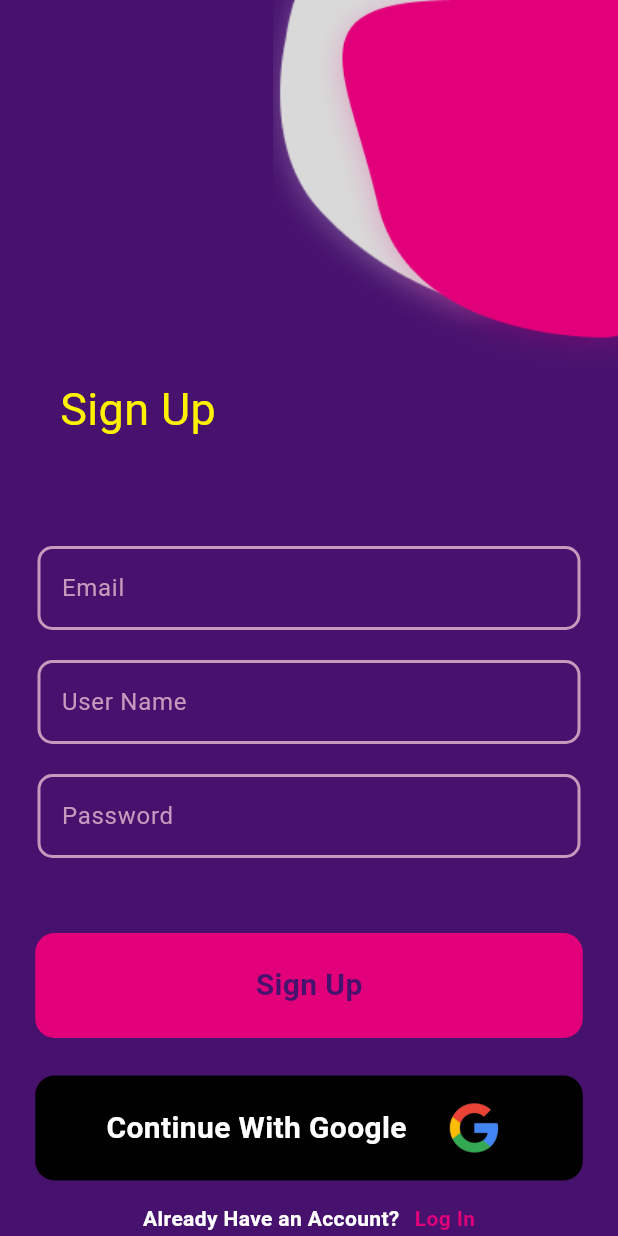
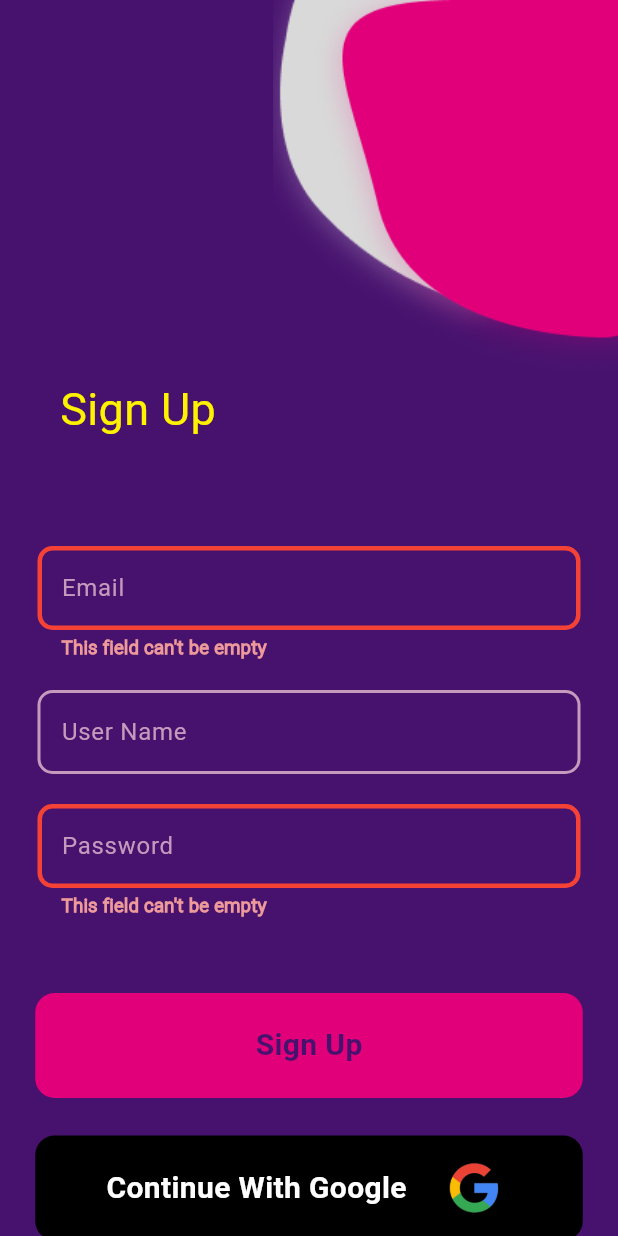
Before and after one commit to Abd-Elhakim-Arabet/Prog-Cine, a Flutter app: the signupPage screen opened directly with empty values, after a tap on "Sign Up", on a phone screen of 412 x 824 dp. Run offline on Flutter 3.47's test engine with Material 3 defaults, Android fonts, the light colour scheme and no system bars; our stand-ins replace cloud_firestore, firebase_auth, firebase_core; accounts and stored records are empty; network calls fail; Roboto replaces fonts that are missing (boldstrom, hurme); project files that could hold a hidden picture were left out.

Commit message:
added some validation on the signin/signup methods

```diff
--- /dev/null
+++ b/lib/components/myTextFormField.dart
@@ -0,0 +1,67 @@
+import "package:flutter/material.dart";
+import "package:prog/assets/colors.dart";
+
+class MyTextFormField extends StatelessWidget {
+  final hint;
+  final bool obsecure;
+  final  controller;
+
+  final dynamic validator;
+
+  final bool auto;
+  const MyTextFormField({super.key, this.hint,  this.obsecure = false,  this.controller, this.validator, required this.auto});
+
+  @override
+  Widget build(BuildContext context) {
+    return TextFormField(
+      autovalidateMode:auto ? AutovalidateMode.onUserInteraction: null ,
+      keyboardType: TextInputType.emailAddress,
+      validator: validator,
+      obscureText: obsecure,
+      controller: controller,
+
+      decoration: InputDecoration(
+        errorStyle: TextStyle(
+          decorationColor: Colors.white,
+          foreground: Paint()
+          ..style = PaintingStyle.stroke
+          ..strokeWidth = 1
+          ..color = Colors.red[200]!,
+          fontWeight: FontWeight.w300
+
+        ),
+        hintText: hint,
+        hintStyle: const TextStyle(color: AppColors.myAccent),
+        enabledBorder: OutlineInputBorder(
+          borderRadius: BorderRadius.circular(10.0),
+          borderSide: const BorderSide(
+            color: AppColors.myAccent,
+            width: 2.0,
+          ),
+        ),
+        errorBorder: OutlineInputBorder(
+          borderRadius: BorderRadius.circular(10.0),
+          borderSide: const BorderSide(
+            color: Colors.red,
+            width: 3.0,
+          ),
+        ),
+        focusedErrorBorder:OutlineInputBorder(
+          borderRadius: BorderRadius.circular(10.0),
+          borderSide: const BorderSide(
+            color: Colors.red,
+            width: 3.0,
+          ),
+        ) ,
+        focusedBorder: OutlineInputBorder(
+          borderRadius: BorderRadius.circular(10.0),
+          borderSide: const BorderSide(
+            color: AppColors.myPrimary,
+            width: 3.0,
+          ),
+        ),
+      ),
+      style: const TextStyle(color: Colors.white),
+    );
+  }
+}
--- a/lib/pages/signup.dart
+++ b/lib/pages/signup.dart
@@ -6,8 +6,10 @@ import 'package:prog/assets/colors.dart';
 import 'package:prog/assets/fonts.dart';
 import 'package:prog/components/corner_square.dart';
 import 'package:prog/components/myTextField.dart';
+import 'package:prog/components/myTextFormField.dart';
 import 'package:prog/components/my_google_btn.dart';
 import 'package:prog/components/my_long_btn.dart';
+import 'package:prog/utils/myvalidator.dart';
 import 'package:prog/pages/home_page.dart';
 
 class signupPage extends StatelessWidget {
@@ -15,8 +17,12 @@ class signupPage extends StatelessWidget {
   final _emailController = TextEditingController();
   final _passwordController = TextEditingController();
   final _usernameController = TextEditingController();
+  final _formKey = GlobalKey<FormState>();
   void register(context) async {
     try {
+      if (!_formKey.currentState!.validate()){
+        return;
+      }
       UserCredential userCredential =
           await FirebaseAuth.instance.createUserWithEmailAndPassword(
         email: _emailController.text.trim(),
@@ -25,7 +31,43 @@ class signupPage extends StatelessWidget {
 
       addUserDetails(
           _emailController.text.trim(), _usernameController.text.trim());
-    } catch (e) {
+    }on FirebaseAuthException catch (e){
+      String message = '';
+      Icon icon;
+      switch (e.code) {
+        case 'invalid-email':
+          message = 'The email address is badly formatted.';
+          icon = Icon(Icons.email, color: Colors.white,);
+          break;
+        case 'invalid-credential':
+          message = 'Invalid credentials.';
+          icon = Icon(Icons.error, color: Colors.white,);
+          break;
+        case 'email-already-in-use':
+          message = 'The account already exists for that email.';
+          icon = Icon(Icons.email, color: Colors.white,);
+          break;
+        case 'weak-password':
+          message = 'The password provided is too weak.';
+          icon = Icon(Icons.lock, color: Colors.white,);
+          break;
+        default:
+          message = 'An error occurred.';
+          icon = Icon(Icons.error, color: Colors.white,);
+          break;
+      }
+      ScaffoldMessenger.of(context).showSnackBar(SnackBar(
+        content: Row(
+          children: [
+            icon,
+            SizedBox(width: 10,),
+            Text(message, style: TextStyle(color: Colors.white),),
+          ],
+        ),
+        backgroundColor: Colors.red,
+      ));
+    }
+     catch (e) {
       print(e);
     }
   }
@@ -52,7 +94,9 @@ class signupPage extends StatelessWidget {
         child: Column(
           mainAxisAlignment: MainAxisAlignment.spaceBetween,
           children: [
-            Column(
+            Form(
+              key: _formKey,
+              child: Column(
                 children: [
                   Row(
                     mainAxisAlignment: MainAxisAlignment.end,
@@ -80,7 +124,9 @@ class signupPage extends StatelessWidget {
                   ),
                   Padding(
                     padding: EdgeInsets.symmetric(horizontal: 25.0),
-                  child: myTextField(
+                    child: MyTextFormField(
+                      auto: true,
+                      validator: emailValidator,
                       hint: "Email",
                       obsecure: false,
                       controller: _emailController,
@@ -102,7 +148,9 @@ class signupPage extends StatelessWidget {
                   ),
                   Padding(
                     padding: EdgeInsets.symmetric(horizontal: 25.0),
-                  child: myTextField(
+                    child: MyTextFormField(
+                      auto: true,
+                      validator: passValidator,
                       hint: "Password",
                       obsecure: true,
                       controller: _passwordController,
@@ -127,6 +175,7 @@ class signupPage extends StatelessWidget {
                   ),
                   myGoogleBtn(),
                 ],
+              ),
             ),
             Column(
               children: [
--- /dev/null
+++ b/lib/utils/myvalidator.dart
@@ -0,0 +1,20 @@
+String? emailValidator(value) {
+  var reg = RegExp(r'^(([^<>()[\]\\.,;:\s@"]+(\.[^<>()[\]\\.,;:\s@"]+)*)|(".+"))@((\[[0-9]{1,3}\.[0-9]{1,3}\.[0-9]{1,3}\.[0-9]{1,3}\])|(([a-zA-Z\-0-9]+\.)+[a-zA-Z]{2,}))$');
+  if (value == null || value.isEmpty) {
+    return "This field can't be empty";
+  }
+  if (!reg.hasMatch(value)) {
+    return 'Please enter a valid email';
+  }
+  return null;
+}
+
+String? passValidator(String? value){
+  if (value == null || value.isEmpty) {
+    return "This field can't be empty";
+  }
+  if (value.length < 6) {
+    return "Password must have at least 6 characters";
+  }
+  return null;
+}
```
Also changed, not shown: lib/pages/login.dart (+67 -5 lines), lib/pages/reset_password.dart (+32 -10 lines). Lines whose indentation alone changed are shown as unchanged.
